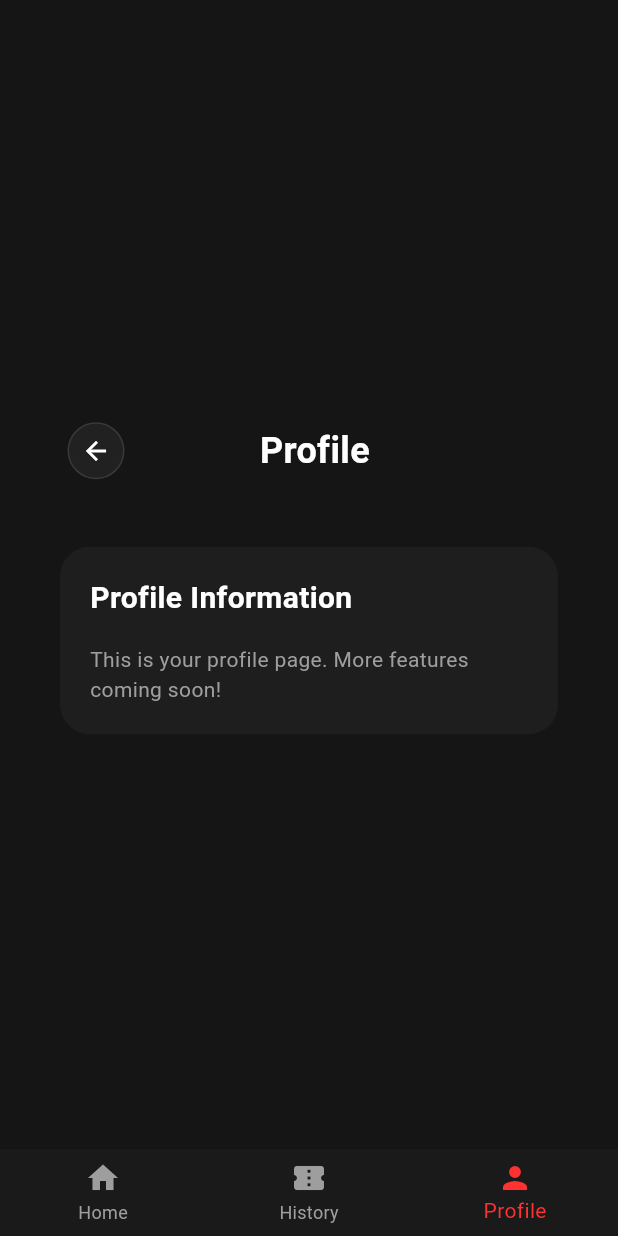
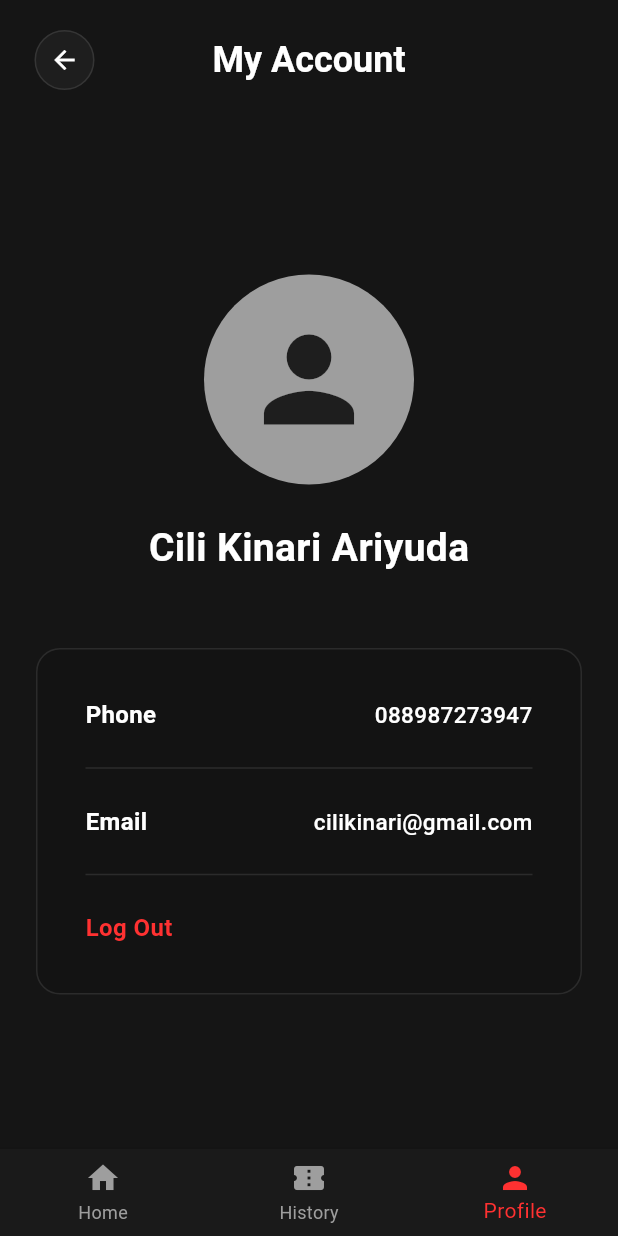
Before and after one commit to cilikinari/booking_tickets, a Flutter app: the ProfileScreen screen opened directly, on a phone screen of 412 x 824 dp. Run offline on Flutter 3.47's test engine with Material 3 defaults, Android fonts, the phone set to English and light mode, and no system bars.

Commit message:
feat: Refactor ProfileScreen to use StatelessWidget and enhance logout functionality with a confirmation dialog

```diff
--- a/lib/screens/profile.screen.dart
+++ b/lib/screens/profile.screen.dart
@@ -1,121 +1,279 @@
 import 'package:flutter/material.dart';
+import '../utils/constants.dart';
 import '../widgets/bottom_nav.dart';
-import '../utils/constants.dart';
 import 'home_screen.dart';
 import 'history_screen.dart';
+// Pastikan path import ini disesuaikan dengan struktur foldermu
+import 'home_unauth_screen.dart';
 
-class ProfileScreen extends StatefulWidget {
+class ProfileScreen extends StatelessWidget {
   const ProfileScreen({super.key});
 
-  @override
-  State<ProfileScreen> createState() => _ProfileScreenState();
+  // Fungsi untuk memunculkan Pop-Up Logout
+  void _showLogoutDialog(BuildContext context) {
+    showDialog(
+      context: context,
+      builder: (BuildContext context) {
+        return Dialog(
+          backgroundColor: const Color(0xFF1E1E1E), // Warna kotak disamakan
+          shape: RoundedRectangleBorder(
+            borderRadius: BorderRadius.circular(16),
+          ),
+          child: Padding(
+            padding: const EdgeInsets.all(24.0),
+            child: Column(
+              mainAxisSize: MainAxisSize.min,
+              children: [
+                const Icon(
+                  Icons.logout,
+                  color: AppConstants.primaryColor, // Pakai konstanta warnamu
+                  size: 48,
+                ),
+                const SizedBox(height: 16),
+                const Text(
+                  'Are you logging out?',
+                  style: TextStyle(
+                    fontSize: 18,
+                    fontWeight: FontWeight.bold,
+                    color: Colors.white,
+                  ),
+                ),
+                const SizedBox(height: 8),
+                const Text(
+                  "You'll need to sign in again to continue booking tickets and accessing your reservations.",
+                  textAlign: TextAlign.center,
+                  style: TextStyle(
+                    fontSize: 14,
+                    color: Colors.grey,
+                  ),
+                ),
+                const SizedBox(height: 24),
+                Row(
+                  mainAxisAlignment: MainAxisAlignment.spaceEvenly,
+                  children: [
+                    // Tombol Log Out di pop-up
+                    ElevatedButton(
+                      style: ElevatedButton.styleFrom(
+                        backgroundColor: AppConstants.primaryColor,
+                        padding: const EdgeInsets.symmetric(horizontal: 24, vertical: 12),
+                        shape: RoundedRectangleBorder(
+                          borderRadius: BorderRadius.circular(8),
+                        ),
+                      ),
+                      onPressed: () {
+                        // Navigasi menghapus semua halaman dan kembali ke Home Awal
+                        Navigator.pushAndRemoveUntil(
+                          context,
+                          MaterialPageRoute(
+                            builder: (context) => const HomeUnauthScreen(),
+                          ),
+                          (route) => false,
+                        );
+                      },
+                      child: const Text(
+                        'Log Out',
+                        style: TextStyle(
+                          color: Colors.white,
+                          fontWeight: FontWeight.bold,
+                        ),
+                      ),
+                    ),
+                    // Tombol Cancel di pop-up
+                    ElevatedButton(
+                      style: ElevatedButton.styleFrom(
+                        backgroundColor: const Color(0xFF333333),
+                        padding: const EdgeInsets.symmetric(horizontal: 24, vertical: 12),
+                        shape: RoundedRectangleBorder(
+                          borderRadius: BorderRadius.circular(8),
+                        ),
+                      ),
+                      onPressed: () {
+                        Navigator.pop(context); // Tutup pop-up saja
+                      },
+                      child: const Text(
+                        'Cancel',
+                        style: TextStyle(
+                          color: Colors.white,
+                          fontWeight: FontWeight.bold,
+                        ),
+                      ),
+                    ),
+                  ],
+                )
+              ],
+            ),
+          ),
+        );
+      },
+    );
   }
 
-class _ProfileScreenState extends State<ProfileScreen> {
   @override
   Widget build(BuildContext context) {
     return Scaffold(
       backgroundColor: AppConstants.backgroundColor,
-      bottomNavigationBar: CustomBottomNav(
-        currentIndex: 2,
-        onTap: (index) {
-          switch (index) {
-            case 0:
-              Navigator.pushAndRemoveUntil(
-                context,
-                MaterialPageRoute(builder: (_) => const HomeScreen()),
-                (route) => false,
-              );
-              break;
-            case 1:
-              Navigator.push(
-                context,
-                MaterialPageRoute(builder: (_) => const HistoryScreen()),
-              );
-              break;
-            case 2:
-              // Already on profile
-              break;
-          }
-        },
-      ),
-      body: SafeArea(
+      appBar: AppBar(
+        backgroundColor: Colors.transparent,
+        elevation: 0,
+        toolbarHeight: 80,
+        leadingWidth: 70,
+        leading: Padding(
+          padding: const EdgeInsets.only(left: 16.0),
           child: Center(
-          child: ConstrainedBox(
-            constraints: const BoxConstraints(maxWidth: AppConstants.maxWidth),
-            child: SingleChildScrollView(
-              padding: const EdgeInsets.all(AppConstants.padding),
-              child: Column(
-                crossAxisAlignment: CrossAxisAlignment.start,
-                children: [
-                  Row(
-                    children: [
-                      IconButton(
-                        onPressed: () => Navigator.pop(context),
-                        padding: EdgeInsets.zero,
-                        constraints: const BoxConstraints(),
-                        icon: Container(
-                          padding: const EdgeInsets.all(8),
+            child: Container(
+              width: 40,
+              height: 40,
               decoration: BoxDecoration(
-                            color: Colors.white.withOpacity(0.05),
+                color: const Color(0xFF1E1E1E),
                 shape: BoxShape.circle,
                 border: Border.all(color: Colors.white10),
               ),
-                          child: const Icon(
+              child: IconButton(
+                padding: EdgeInsets.zero,
+                icon: const Icon(
                   Icons.arrow_back,
                   color: Colors.white,
                   size: 20,
                 ),
+                onPressed: () => Navigator.pop(context),
               ),
             ),
-                      const Expanded(
-                        child: Text(
-                          'Profile',
-                          textAlign: TextAlign.center,
+          ),
+        ),
+        title: const Text(
+          'My Account',
           style: TextStyle(
             color: Colors.white,
             fontSize: 24,
             fontWeight: FontWeight.bold,
           ),
         ),
+        centerTitle: true,
       ),
-                      const SizedBox(width: 40),
-                    ],
+      body: Center(
+        child: Container(
+          constraints: const BoxConstraints(maxWidth: 600),
+          child: SingleChildScrollView(
+            child: Padding(
+              padding: const EdgeInsets.symmetric(horizontal: 24.0),
+              child: Column(
+                children: [
+                  const SizedBox(height: 40),
+                  // Profile Image
+                  Center(
+                    child: Container(
+                      width: 140,
+                      height: 140,
+                      decoration: const BoxDecoration(
+                        color: Colors.grey,
+                        shape: BoxShape.circle,
                       ),
-                  const SizedBox(height: 40),
-                  Container(
-                    padding: const EdgeInsets.all(20),
-                    decoration: BoxDecoration(
-                      color: AppConstants.cardColor,
-                      borderRadius: BorderRadius.circular(
-                        AppConstants.borderRadius,
+                      child: const Icon(
+                        Icons.person,
+                        size: 90,
+                        color: Color(0xFF1E1E1E),
                       ),
                     ),
-                    child: const Column(
-                      crossAxisAlignment: CrossAxisAlignment.start,
-                      children: [
-                        Text(
-                          'Profile Information',
+                  ),
+                  const SizedBox(height: 24),
+                  // Name
+                  const Text(
+                    'Cili Kinari Ariyuda',
                     style: TextStyle(
                       color: Colors.white,
-                            fontSize: 20,
+                      fontSize: 26,
                       fontWeight: FontWeight.bold,
                     ),
                   ),
-                        SizedBox(height: 16),
-                        Text(
-                          'This is your profile page. More features coming soon!',
-                          style: TextStyle(color: Colors.grey, fontSize: 14),
+                  const SizedBox(height: 48),
+                  // Info Container
+                  Container(
+                    padding: const EdgeInsets.all(32),
+                    decoration: BoxDecoration(
+                      color: const Color(0xFF131313),
+                      borderRadius: BorderRadius.circular(16),
+                      border: Border.all(color: Colors.white10),
                     ),
+                    child: Column(
+                      crossAxisAlignment: CrossAxisAlignment.start,
+                      children: [
+                        _buildInfoRow('Phone', '088987273947'),
+                        const Divider(color: Colors.white10, height: 48),
+                        _buildInfoRow('Email', 'cilikinari@gmail.com'),
+                        const Divider(color: Colors.white10, height: 48),
+                        _buildLogOutRow(context), // Lempar context ke sini
                       ],
                     ),
                   ),
+                  const SizedBox(height: 40),
                 ],
               ),
             ),
           ),
         ),
       ),
+      bottomNavigationBar: CustomBottomNav(
+        currentIndex: 2,
+        onTap: (index) {
+          if (index == 0) {
+            Navigator.pushReplacement(
+              context,
+              MaterialPageRoute(builder: (_) => const HomeScreen()),
+            );
+          } else if (index == 1) {
+            Navigator.pushReplacement(
+              context,
+              MaterialPageRoute(builder: (_) => const HistoryScreen()),
+            );
+          }
+        },
+      ),
+    );
+  }
+
+  Widget _buildInfoRow(String label, String value) {
+    return Row(
+      mainAxisAlignment: MainAxisAlignment.spaceBetween,
+      children: [
+        Text(
+          label,
+          style: const TextStyle(
+            color: Colors.white,
+            fontSize: 16,
+            fontWeight: FontWeight.bold,
+          ),
+        ),
+        Text(
+          value,
+          style: const TextStyle(
+            color: Colors.white,
+            fontSize: 15,
+            fontWeight: FontWeight.w500,
+          ),
+        ),
+      ],
+    );
+  }
+
+  // Tambahkan BuildContext di parameter
+  Widget _buildLogOutRow(BuildContext context) {
+    return Row(
+      children: [
+        GestureDetector(
+          onTap: () {
+            // Panggil fungsi pop-up saat diklik
+            _showLogoutDialog(context);
+          },
+          child: const Text(
+            'Log Out',
+            style: TextStyle(
+              color: AppConstants.primaryColor,
+              fontSize: 16,
+              fontWeight: FontWeight.bold,
+            ),
+          ),
+        ),
+      ],
     );
   }
 }
```
Lines whose indentation alone changed are shown as unchanged.
